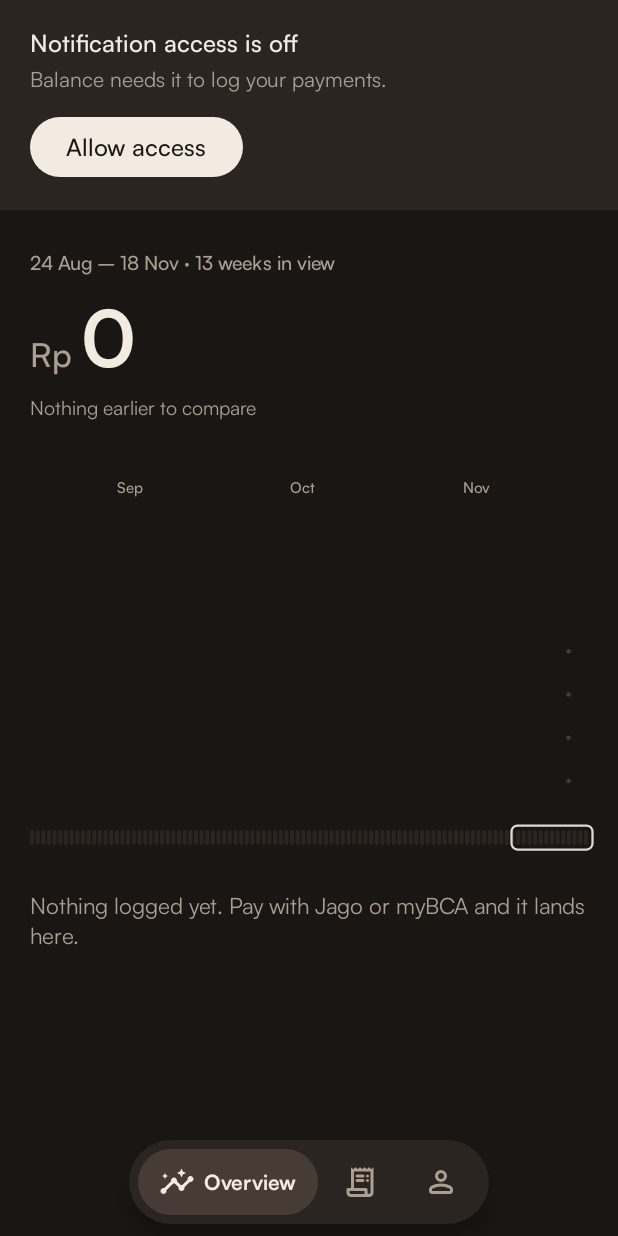
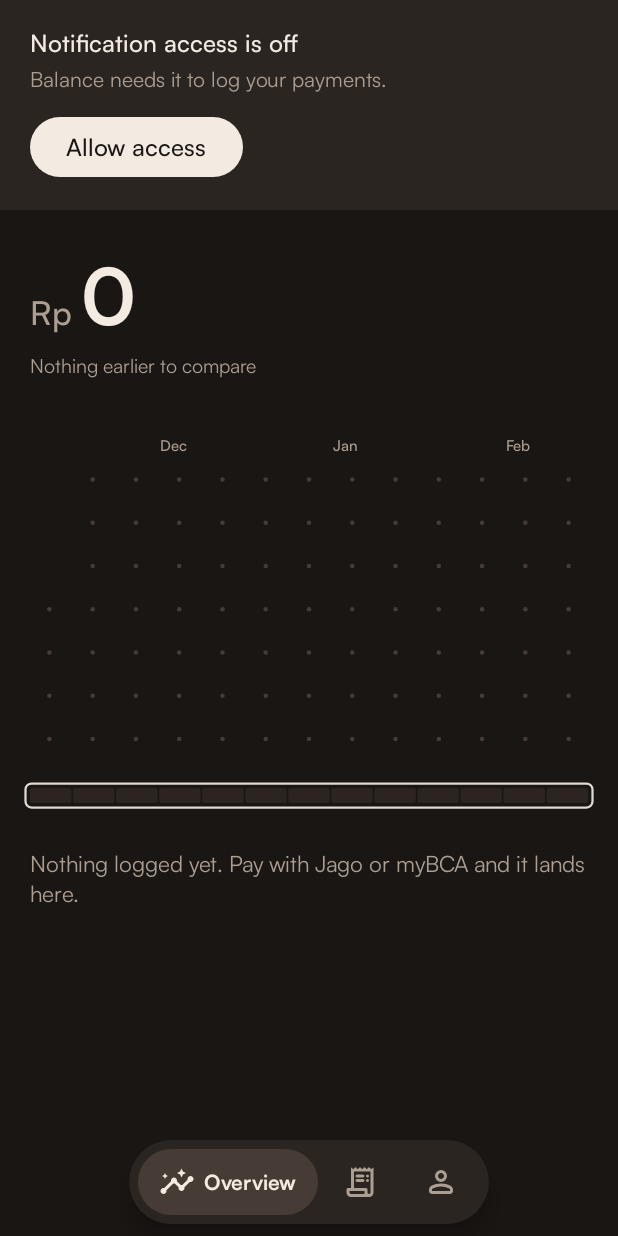
Before and after one commit to Phiniqq724/balance-native, an Android app built with Jetpack Compose: the screen it shows after launch (MainActivity), after a tap on "Use on this phone only", on a phone screen of 412 x 824 dp. Run offline under Robolectric (Android 15) with nearby library versions, the phone set to English and light mode, and no system bars; libraries missing offline, so code that uses them is left out: androidx.glance, androidx.glance.action, androidx.glance.appwidget, androidx.glance.background, androidx.glance.layout and 2 more; pictures from the network do not load; 1 statement that could not run was skipped; 1 other tap on this screen came first.

Commit message:
Map starts at the first entry, and loses its caption
The map can no longer travel before the week of the first logged entry;
with less than 13 weeks of history it starts there and the weeks still
to come fill the right. The left edge only fades when there is more to
reveal. The 'dates · 13 weeks in view' line is gone; a focused week
still shows which week it is.

Co-Authored-By: Claude Opus 5.5 <noreply@anthropic.com>

```diff
--- a/app/src/main/java/id/sndyy/balancenative/ui/overview/MapGrid.kt
+++ b/app/src/main/java/id/sndyy/balancenative/ui/overview/MapGrid.kt
@@ -44,12 +44,21 @@ const val MAP_WEEKS = 13
 private val MAP_GAP = 3.dp
 private val MAP_LABELS = 16.dp
 
-/** Monday of the first visible week when the map's right edge is [back] whole weeks before this week. */
-fun mapStart(book: Book, back: Int): LocalDate = monday(book.today).minusWeeks((back + MAP_WEEKS - 1).toLong())
+/** The week of the first thing ever logged: the map never travels before it. */
+fun dataWeek(book: Book): LocalDate = monday(maxOf(book.first, book.firstData ?: book.today))
 
-/** Furthest the map can travel back: until its first column reaches the start of the book. */
+/**
+ * Monday of the map's rightmost column at rest. Normally this week; with less than [MAP_WEEKS] weeks
+ * of history the map starts at the first entry instead, and the weeks still to come fill the right.
+ */
+fun mapEnd(book: Book): LocalDate = maxOf(monday(book.today), dataWeek(book).plusWeeks((MAP_WEEKS - 1).toLong()))
+
+/** Monday of the first visible week when the map's right edge is [back] whole weeks before [mapEnd]. */
+fun mapStart(book: Book, back: Int): LocalDate = mapEnd(book).minusWeeks((back + MAP_WEEKS - 1).toLong())
+
+/** Furthest the map can travel back: until its first column is the week of the first entry. */
 fun mapMaxBack(book: Book): Int =
-  maxOf(0, ((monday(book.today).toEpochDay() - monday(book.first).toEpochDay()) / 7).toInt() - (MAP_WEEKS - 1))
+  maxOf(0, ((mapEnd(book).toEpochDay() - dataWeek(book).toEpochDay()) / 7).toInt() - (MAP_WEEKS - 1))
 
 /**
  * The map: [MAP_WEEKS] columns of days that slide through time. [back] is how many weeks the right
@@ -73,7 +82,7 @@ fun MapGrid(
   val drag by rememberUpdatedState(onDrag)
   val release by rememberUpdatedState(onRelease)
   val tap by rememberUpdatedState(onTap)
-  val now = monday(book.today)
+  val now = mapEnd(book)
 
   BoxWithConstraints(modifier.fillMaxWidth()) {
     val cell = (maxWidth - MAP_GAP * (MAP_WEEKS - 1)) / MAP_WEEKS
@@ -96,7 +105,7 @@ fun MapGrid(
             val frac = backNow - floor(backNow)
             val k = floor(o.x / pitch - frac).toInt()
             val week = now.minusWeeks((floor(backNow).toInt() + MAP_WEEKS - 1 - k).toLong())
-            if (!week.isAfter(book.today) && !week.plusDays(6).isBefore(book.first)) tap(week)
+            if (!week.isAfter(book.today) && !week.isBefore(dataWeek(book))) tap(week)
           }
         },
     ) {
@@ -150,7 +159,8 @@ fun MapGrid(
 
       // Soft edges say "there's more this way"; the right edge fades only when the future isn't next.
       val fade = 22.dp.toPx()
-      drawRect(Brush.horizontalGradient(listOf(Ember.bg, Color.Transparent), 0f, fade), Offset(0f, top - 4f), Size(fade, size.height))
+      // Nothing to fade into before the first entry.
+      if (b < mapMaxBack(book) - 0.01f) drawRect(Brush.horizontalGradient(listOf(Ember.bg, Color.Transparent), 0f, fade), Offset(0f, top - 4f), Size(fade, size.height))
       if (b > 0.01f) drawRect(Brush.horizontalGradient(listOf(Color.Transparent, Ember.bg), size.width - fade, size.width), Offset(size.width - fade, top - 4f), Size(fade, size.height))
     }
   }
@@ -163,8 +173,8 @@ fun MapGrid(
 @Composable
 fun MapRuler(book: Book, back: () -> Float, onJump: (back: Float, done: Boolean) -> Unit, modifier: Modifier = Modifier) {
   val jump by rememberUpdatedState(onJump)
-  val now = monday(book.today)
-  val first = monday(book.first)
+  val now = mapEnd(book)
+  val first = dataWeek(book)
   val weeks = ((now.toEpochDay() - first.toEpochDay()) / 7).toInt() + 1
   // Weekly totals, ranked into the same five steps as the days.
   val levels = remember(book) {
--- a/app/src/main/java/id/sndyy/balancenative/ui/overview/OverviewScreen.kt
+++ b/app/src/main/java/id/sndyy/balancenative/ui/overview/OverviewScreen.kt
@@ -271,14 +271,10 @@ private fun MapHeader(data: OverviewData, book: Book, vm: OverviewViewModel, onC
   val live = vm.focus?.let { book.week(it) } ?: inView(book, vm.pan.value.roundToInt())
   val liveSpent = book.spent(live.start, live.end)
   Column(Modifier.padding(start = Space.page, end = Space.page, top = 24.dp), verticalArrangement = Arrangement.spacedBy(6.dp)) {
-      Row(Modifier.fillMaxWidth().height(22.dp), verticalAlignment = Alignment.CenterVertically) {
-        AnimatedContent(
-          targetState = if (vm.focus != null) "Week of ${live.start.dayOfMonth} ${Format.shortMonth(live.start)}" else "${selectionLabel(live)} · $MAP_WEEKS weeks in view",
-          transitionSpec = { fadeIn(tween(120)) togetherWith fadeOut(tween(90)) },
-          modifier = Modifier.weight(1f),
-          label = "inView",
-        ) { Label(it, size = 13.sp, weight = FontWeight.Medium, tone = Tone.MUTED, maxLines = 1) }
-        if (vm.focus != null) {
+      // No caption for the view itself: the map shows what's counted. A focused week says which one.
+      AnimatedVisibility(vm.focus != null, enter = expandVertically() + fadeIn(), exit = shrinkVertically() + fadeOut()) {
+        Row(Modifier.fillMaxWidth().height(24.dp), verticalAlignment = Alignment.CenterVertically) {
+          Label("Week of ${live.start.dayOfMonth} ${Format.shortMonth(live.start)}", Modifier.weight(1f), size = 13.sp, weight = FontWeight.Medium, tone = Tone.MUTED, maxLines = 1)
           Label("×", Modifier.size(28.dp).clip(androidx.compose.foundation.shape.CircleShape).clickable { Haptic.key(hostView); vm.clearFocus() }
             .semantics { contentDescription = "Back to the whole view" }.padding(start = 9.dp, top = 2.dp), size = 17.sp, tone = Tone.MUTED)
         }
@@ -305,7 +301,7 @@ private fun compare(book: Book, sel: Selection, week: Boolean): String {
   val base = book.spent(before, sel.start.minusDays(1))
   if (base <= 0) return "Nothing earlier to compare"
   val pct = ((book.spent(sel.start, sel.end) - base) * 100.0 / base).roundToInt()
-  val label = if (week) "the week before" else "the $MAP_WEEKS weeks before"
+  val label = if (week) "the week before" else "the weeks before"
   return if (pct == 0) "Level with $label" else "${abs(pct)}% ${if (pct < 0) "under" else "over"} $label"
 }
 
```
